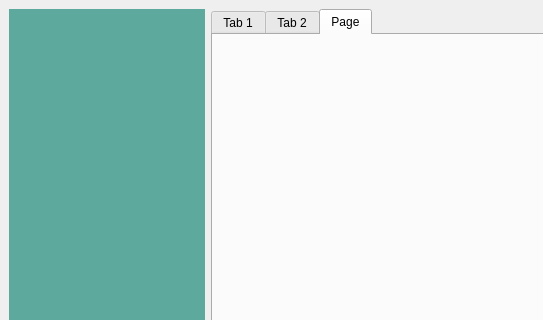
Qt form Desktop App/main2.ui (marina-fares/Activity_recognition_application) before a commit; both pictures show x 0 to 543 and y 0 to 320 of the 800 by 600 pixel window.
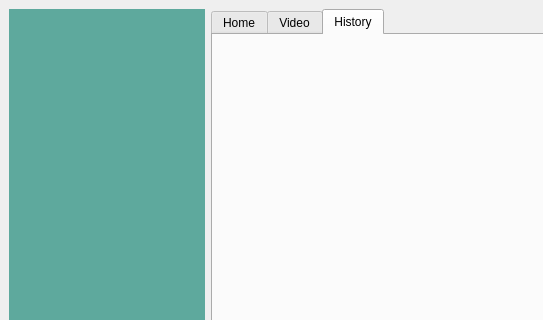
The same form after that commit. Icons and pictures are not drawn.

Commit message: add history page

```diff
--- a/Desktop App/main2.ui
+++ b/Desktop App/main2.ui
@@ -4445,7 +4445,7 @@
       </property>
       <widget class="QWidget" name="tab">
        <attribute name="title">
-        <string>Tab 1</string>
+        <string>Home</string>
        </attribute>
        <layout class="QGridLayout" name="gridLayout_4">
         <item row="0" column="0">
@@ -4693,7 +4693,7 @@
       </widget>
       <widget class="QWidget" name="tab_2">
        <attribute name="title">
-        <string>Tab 2</string>
+        <string>Video</string>
        </attribute>
        <layout class="QGridLayout" name="gridLayout_5">
         <item row="0" column="0">
@@ -4770,7 +4770,7 @@
       </widget>
       <widget class="QWidget" name="tab_3">
        <attribute name="title">
-        <string>Page</string>
+        <string>History</string>
        </attribute>
       </widget>
      </widget>
```
The commit also changes 2 other files.
